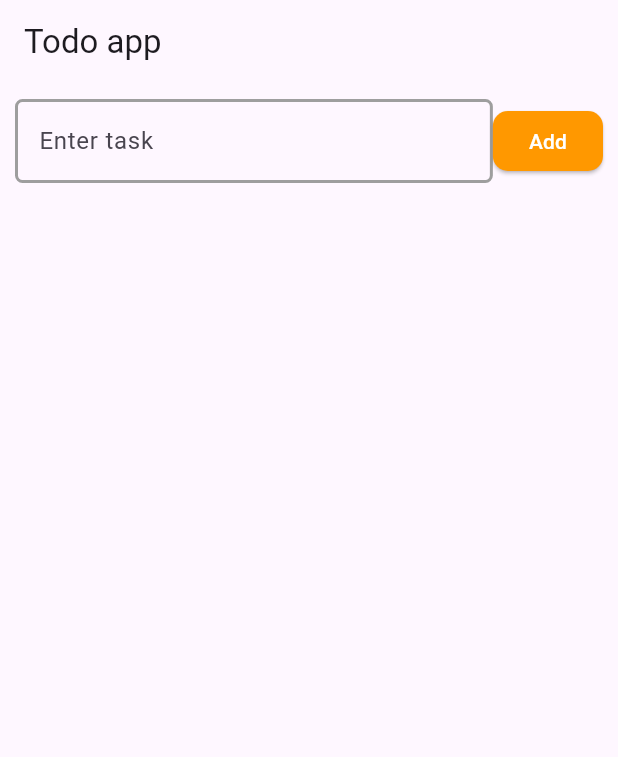
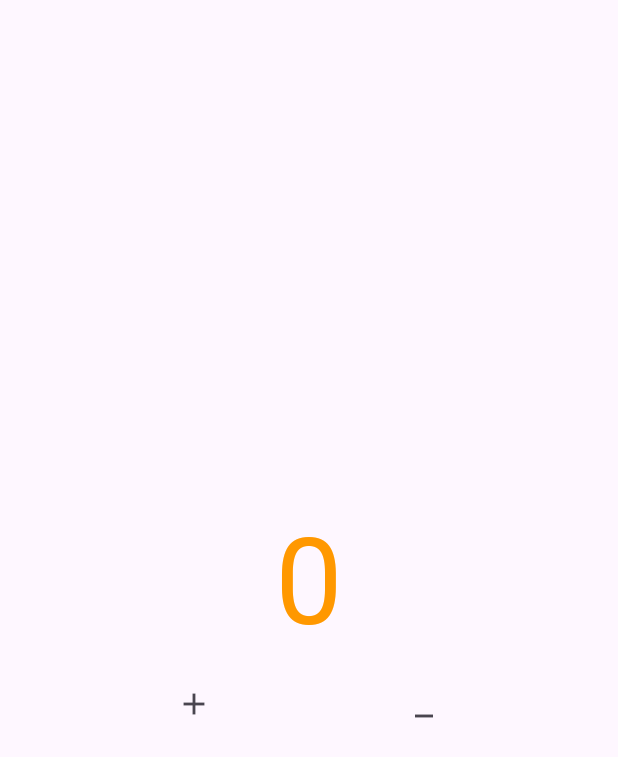
Before and after one commit to taufiqurSabbir/ostad_flutter_13, a Flutter app: the screen it shows after launch, on a phone screen of 412 x 824 dp. Shown: the top 757 px of the screen. Run offline on Flutter 3.47's test engine with Material 3 defaults, Android fonts, the phone set to English and light mode, and no system bars; our stand-ins replace flutter_screenutil.

Commit message:
module_12_class_1

```diff
--- a/lib/app.dart
+++ b/lib/app.dart
@@ -6,6 +6,7 @@ import 'module_11/class_2.dart';
 import 'module_11/class_3.dart';
 import 'module_11/res.dart';
 import 'module_11/tobo.dart';
+import 'module_12/class_1.dart';
 import 'module_7/class_2_button.dart';
 import 'module_8/class_1_input.dart';
 import 'module_8/class_2.dart';
@@ -33,8 +34,8 @@ class MyApp extends StatelessWidget {
             darkTheme: AppTheme.darkTheme,
             themeMode: ThemeMode.light,
             title: 'Batch-13',
-            home: ThemeTest(),
-            initialRoute: 'Tobo',
+            home: StateClass(),
+            initialRoute: 'StateClass',
             routes: {
               'home': (context) => Home(),
               'btns': (context) => Buttongrp(),
@@ -47,6 +48,7 @@ class MyApp extends StatelessWidget {
               'res_pakg': (context) => ResPKG(),
               'Class3': (context) => Class3(),
               'Tobo': (context) => Todo(),
+              'StateClass': (context) => StateClass(),
             },
           );
         });
--- /dev/null
+++ b/lib/module_12/class_1.dart
@@ -0,0 +1,50 @@
+import 'package:flutter/material.dart';
+class StateClass extends StatefulWidget {
+   StateClass({super.key});
+
+  @override
+  State<StateClass> createState() => _StateClassState();
+}
+
+class _StateClassState extends State<StateClass> {
+  int num = 0;
+
+  @override
+  Widget build(BuildContext context) {
+
+    return Scaffold(
+      body: SafeArea(
+        child: Center(
+          child: Column(
+            mainAxisAlignment: MainAxisAlignment.center,
+            children: [
+              Text(num.toString(),style: TextStyle(fontSize: 80,color: Colors.orange),),
+              Row(
+                mainAxisAlignment: MainAxisAlignment.spaceEvenly,
+                children: [
+
+                  IconButton(onPressed: (){
+                    setState(() {
+                      num++;
+                      print(num);
+                    });
+
+                  }, icon: Icon(Icons.add)),
+
+                  IconButton(onPressed: (){
+                    num--;
+                    print(num);
+                    setState(() {
+
+                    });
+                  }, icon: Icon(Icons.minimize_sharp)),
+
+                ],
+              )
+            ],
+          ),
+        ),
+      ),
+    );
+  }
+}
```
